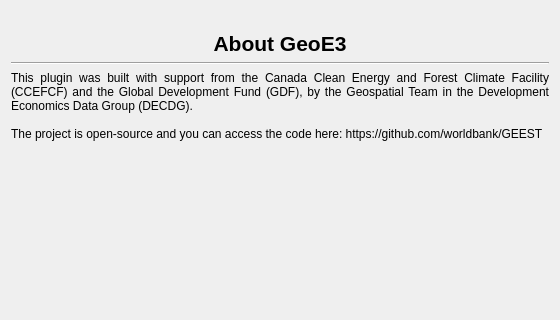
Qt form geoe3/ui/credits_panel_base.ui (osundwajeff/GeoE3) before a commit; both pictures show x 0 to 560 and y 0 to 320 of the 560 by 848 pixel window.
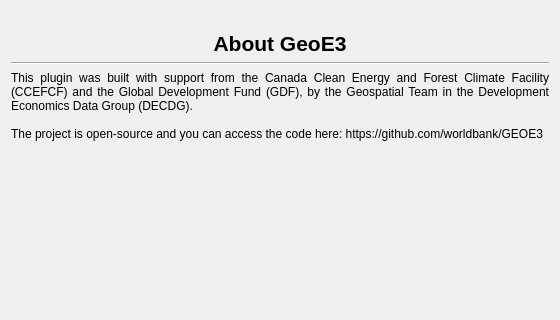
The same form after that commit. Icons and pictures are not drawn.

Commit message: Refactor project docs references from GEEST to GEOE3

What changed in the file:
```diff
--- a/geoe3/ui/credits_panel_base.ui
+++ b/geoe3/ui/credits_panel_base.ui
@@ -199,7 +199,7 @@
           <property name="text">
            <string>This plugin was built with support from the Canada Clean Energy and Forest Climate Facility (CCEFCF) and the Global Development Fund (GDF), by the Geospatial Team in the Development Economics Data Group (DECDG).
 
-The project is open-source and you can access the code here: https://github.com/worldbank/GEEST</string>
+The project is open-source and you can access the code here: https://github.com/worldbank/GEOE3</string>
           </property>
          <property name="textFormat">
           <enum>Qt::MarkdownText</enum>
```
The commit also changes 63 other files.
